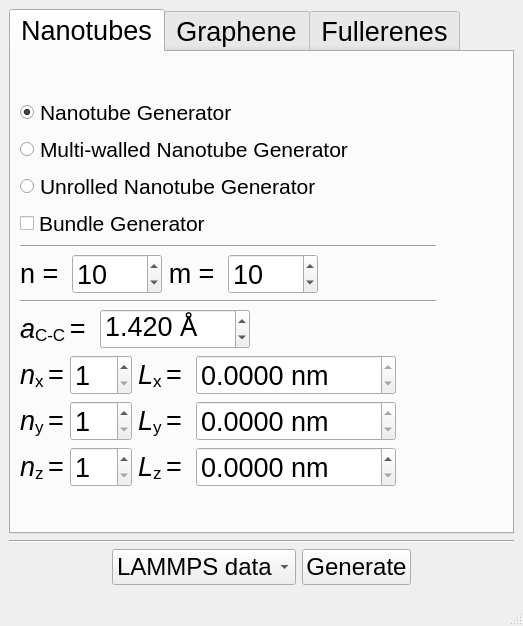
Old version of the form sknano/nanogen_gui/nanogen_3.ui in the repository scikit-nano/scikit-nano.
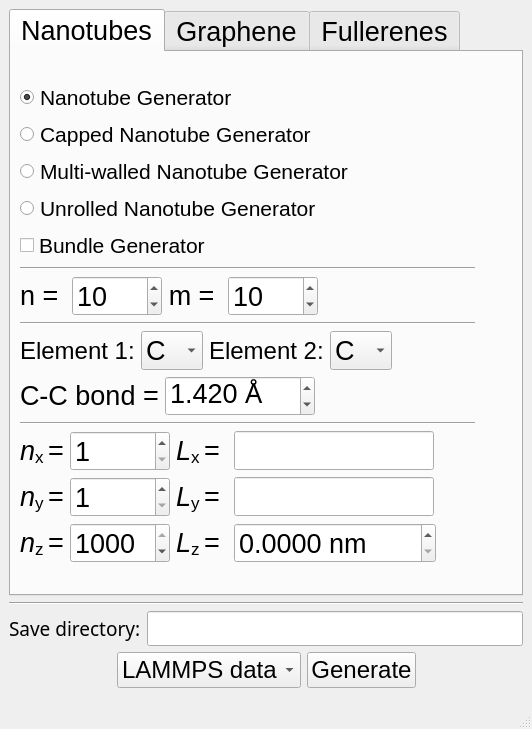
New version of the form.

Commit message: updates and additions to UI and MVC design pattern

Patch:
```diff
--- a/sknano/nanogen_gui/nanogen_3.ui
+++ b/sknano/nanogen_gui/nanogen_3.ui
@@ -6,8 +6,8 @@
    <rect>
     <x>0</x>
     <y>0</y>
-    <width>523</width>
-    <height>626</height>
+    <width>532</width>
+    <height>729</height>
    </rect>
   </property>
   <property name="font">
@@ -22,8 +22,6 @@
   <widget class="QWidget" name="centralwidget">
    <layout class="QVBoxLayout" name="verticalLayout_12">
     <item>
-     <layout class="QVBoxLayout" name="verticalLayout_10">
-      <item>
        <widget class="QTabWidget" name="nanogen_tabWidget">
         <property name="minimumSize">
          <size>
@@ -44,11 +42,11 @@
          <attribute name="title">
           <string>Nanotubes</string>
          </attribute>
-         <layout class="QVBoxLayout" name="verticalLayout_5">
+       <layout class="QVBoxLayout" name="verticalLayout_10">
           <item>
-           <layout class="QHBoxLayout" name="horizontalLayout_25">
+         <layout class="QHBoxLayout" name="horizontalLayout_38">
             <item>
-             <layout class="QVBoxLayout" name="verticalLayout">
+           <layout class="QVBoxLayout" name="verticalLayout_6">
               <item>
                <layout class="QVBoxLayout" name="verticalLayout_2">
                 <item>
@@ -69,6 +67,24 @@
                   </attribute>
                  </widget>
                 </item>
+              <item>
+               <widget class="QRadioButton" name="capped_nanotube_generator_radioButton">
+                <property name="font">
+                 <font>
+                  <pointsize>16</pointsize>
+                 </font>
+                </property>
+                <property name="text">
+                 <string>Capped Nanotube Generator</string>
+                </property>
+                <property name="checkable">
+                 <bool>false</bool>
+                </property>
+                <attribute name="buttonGroup">
+                 <string notr="true">nanotube_generator_buttonGroup</string>
+                </attribute>
+               </widget>
+              </item>
                 <item>
                  <widget class="QRadioButton" name="mwnt_generator_radioButton">
                   <property name="font">
@@ -229,6 +245,123 @@
                 </property>
                </widget>
               </item>
+            <item>
+             <layout class="QHBoxLayout" name="horizontalLayout_31">
+              <item>
+               <layout class="QHBoxLayout" name="horizontalLayout_30">
+                <item>
+                 <layout class="QHBoxLayout" name="horizontalLayout_29">
+                  <item>
+                   <widget class="QLabel" name="label_17">
+                    <property name="font">
+                     <font>
+                      <pointsize>18</pointsize>
+                     </font>
+                    </property>
+                    <property name="text">
+                     <string>Element 1:</string>
+                    </property>
+                   </widget>
+                  </item>
+                  <item>
+                   <widget class="QComboBox" name="nanotube_element1_comboBox">
+                    <property name="currentIndex">
+                     <number>3</number>
+                    </property>
+                    <item>
+                     <property name="text">
+                      <string>H</string>
+                     </property>
+                    </item>
+                    <item>
+                     <property name="text">
+                      <string>He</string>
+                     </property>
+                    </item>
+                    <item>
+                     <property name="text">
+                      <string>B</string>
+                     </property>
+                    </item>
+                    <item>
+                     <property name="text">
+                      <string>C</string>
+                     </property>
+                    </item>
+                    <item>
+                     <property name="text">
+                      <string>N</string>
+                     </property>
+                    </item>
+                   </widget>
+                  </item>
+                 </layout>
+                </item>
+                <item>
+                 <layout class="QHBoxLayout" name="horizontalLayout_28">
+                  <item>
+                   <widget class="QLabel" name="label_18">
+                    <property name="font">
+                     <font>
+                      <pointsize>18</pointsize>
+                     </font>
+                    </property>
+                    <property name="text">
+                     <string>Element 2:</string>
+                    </property>
+                   </widget>
+                  </item>
+                  <item>
+                   <widget class="QComboBox" name="nanotube_element2_comboBox">
+                    <property name="currentIndex">
+                     <number>3</number>
+                    </property>
+                    <item>
+                     <property name="text">
+                      <string>H</string>
+                     </property>
+                    </item>
+                    <item>
+                     <property name="text">
+                      <string>He</string>
+                     </property>
+                    </item>
+                    <item>
+                     <property name="text">
+                      <string>B</string>
+                     </property>
+                    </item>
+                    <item>
+                     <property name="text">
+                      <string>C</string>
+                     </property>
+                    </item>
+                    <item>
+                     <property name="text">
+                      <string>N</string>
+                     </property>
+                    </item>
+                   </widget>
+                  </item>
+                 </layout>
+                </item>
+               </layout>
+              </item>
+              <item>
+               <spacer name="horizontalSpacer_8">
+                <property name="orientation">
+                 <enum>Qt::Horizontal</enum>
+                </property>
+                <property name="sizeHint" stdset="0">
+                 <size>
+                  <width>40</width>
+                  <height>20</height>
+                 </size>
+                </property>
+               </spacer>
+              </item>
+             </layout>
+            </item>
               <item>
                <layout class="QHBoxLayout" name="horizontalLayout_24">
                 <item>
@@ -241,7 +374,7 @@
                      </font>
                     </property>
                     <property name="text">
-                     <string>&lt;html&gt;&lt;head/&gt;&lt;body&gt;&lt;p&gt;&lt;span style=&quot; font-style:italic;&quot;&gt;a&lt;/span&gt;&lt;span style=&quot; vertical-align:sub;&quot;&gt;C-C &lt;/span&gt;= &lt;/p&gt;&lt;/body&gt;&lt;/html&gt;</string>
+                   <string>&lt;html&gt;&lt;head/&gt;&lt;body&gt;&lt;p&gt;C-C bond =&lt;/p&gt;&lt;/body&gt;&lt;/html&gt;</string>
                     </property>
                    </widget>
                   </item>
@@ -308,7 +441,16 @@
                </layout>
               </item>
               <item>
-               <layout class="QHBoxLayout" name="horizontalLayout_10">
+             <widget class="Line" name="line_8">
+              <property name="orientation">
+               <enum>Qt::Horizontal</enum>
+              </property>
+             </widget>
+            </item>
+            <item>
+             <layout class="QVBoxLayout" name="verticalLayout">
+              <item>
+               <layout class="QHBoxLayout" name="horizontalLayout_11">
                 <item>
                  <layout class="QHBoxLayout" name="horizontalLayout_4">
                   <item>
@@ -325,6 +467,18 @@
                   </item>
                   <item>
                    <widget class="QSpinBox" name="nx_spinBox">
+                    <property name="sizePolicy">
+                     <sizepolicy hsizetype="MinimumExpanding" vsizetype="Fixed">
+                      <horstretch>0</horstretch>
+                      <verstretch>0</verstretch>
+                     </sizepolicy>
+                    </property>
+                    <property name="minimumSize">
+                     <size>
+                      <width>100</width>
+                      <height>0</height>
+                     </size>
+                    </property>
                     <property name="font">
                      <font>
                       <pointsize>20</pointsize>
@@ -352,7 +506,7 @@
                    </widget>
                   </item>
                   <item>
-                   <widget class="QDoubleSpinBox" name="Lx_doubleSpinBox">
+                   <widget class="QLineEdit" name="Lx_lineEdit">
                     <property name="sizePolicy">
                      <sizepolicy hsizetype="Expanding" vsizetype="Fixed">
                       <horstretch>0</horstretch>
@@ -361,24 +515,19 @@
                     </property>
                     <property name="minimumSize">
                      <size>
-                      <width>200</width>
+                      <width>175</width>
                       <height>0</height>
                      </size>
                     </property>
-                    <property name="font">
-                     <font>
-                      <pointsize>20</pointsize>
-                     </font>
+                    <property name="maximumSize">
+                     <size>
+                      <width>200</width>
+                      <height>16777215</height>
+                     </size>
                     </property>
                     <property name="readOnly">
                      <bool>true</bool>
                     </property>
-                    <property name="suffix">
-                     <string> nm</string>
-                    </property>
-                    <property name="decimals">
-                     <number>4</number>
-                    </property>
                    </widget>
                   </item>
                  </layout>
@@ -399,7 +548,7 @@
                </layout>
               </item>
               <item>
-               <layout class="QHBoxLayout" name="horizontalLayout_11">
+               <layout class="QHBoxLayout" name="horizontalLayout_10">
                 <item>
                  <layout class="QHBoxLayout" name="horizontalLayout_5">
                   <item>
@@ -416,6 +565,18 @@
                   </item>
                   <item>
                    <widget class="QSpinBox" name="ny_spinBox">
+                    <property name="sizePolicy">
+                     <sizepolicy hsizetype="MinimumExpanding" vsizetype="Fixed">
+                      <horstretch>0</horstretch>
+                      <verstretch>0</verstretch>
+                     </sizepolicy>
+                    </property>
+                    <property name="minimumSize">
+                     <size>
+                      <width>100</width>
+                      <height>0</height>
+                     </size>
+                    </property>
                     <property name="font">
                      <font>
                       <pointsize>20</pointsize>
@@ -443,7 +604,7 @@
                    </widget>
                   </item>
                   <item>
-                   <widget class="QDoubleSpinBox" name="Ly_doubleSpinBox">
+                   <widget class="QLineEdit" name="Ly_lineEdit">
                     <property name="sizePolicy">
                      <sizepolicy hsizetype="Expanding" vsizetype="Fixed">
                       <horstretch>0</horstretch>
@@ -452,24 +613,19 @@
                     </property>
                     <property name="minimumSize">
                      <size>
-                      <width>200</width>
+                      <width>175</width>
                       <height>0</height>
                      </size>
                     </property>
-                    <property name="font">
-                     <font>
-                      <pointsize>20</pointsize>
-                     </font>
+                    <property name="maximumSize">
+                     <size>
+                      <width>200</width>
+                      <height>16777215</height>
+                     </size>
                     </property>
                     <property name="readOnly">
                      <bool>true</bool>
                     </property>
-                    <property name="suffix">
-                     <string> nm</string>
-                    </property>
-                    <property name="decimals">
-                     <number>4</number>
-                    </property>
                    </widget>
                   </item>
                  </layout>
@@ -507,6 +663,18 @@
                   </item>
                   <item>
                    <widget class="QSpinBox" name="nz_spinBox">
+                    <property name="sizePolicy">
+                     <sizepolicy hsizetype="MinimumExpanding" vsizetype="Fixed">
+                      <horstretch>0</horstretch>
+                      <verstretch>0</verstretch>
+                     </sizepolicy>
+                    </property>
+                    <property name="minimumSize">
+                     <size>
+                      <width>100</width>
+                      <height>0</height>
+                     </size>
+                    </property>
                     <property name="font">
                      <font>
                       <pointsize>20</pointsize>
@@ -515,6 +683,12 @@
                     <property name="minimum">
                      <number>1</number>
                     </property>
+                    <property name="maximum">
+                     <number>1000</number>
+                    </property>
+                    <property name="value">
+                     <number>1000</number>
+                    </property>
                    </widget>
                   </item>
                  </layout>
@@ -558,6 +732,9 @@
                     <property name="decimals">
                      <number>4</number>
                     </property>
+                    <property name="maximum">
+                     <double>1000.000000000000000</double>
+                    </property>
                    </widget>
                   </item>
                  </layout>
@@ -579,8 +756,10 @@
               </item>
              </layout>
             </item>
+           </layout>
+          </item>
             <item>
-             <spacer name="horizontalSpacer_8">
+           <spacer name="horizontalSpacer_13">
               <property name="orientation">
                <enum>Qt::Horizontal</enum>
               </property>
@@ -602,9 +781,7 @@
          </attribute>
          <layout class="QVBoxLayout" name="verticalLayout_8">
           <item>
-           <layout class="QVBoxLayout" name="verticalLayout_6">
-            <item>
-             <layout class="QHBoxLayout" name="horizontalLayout_27">
+         <layout class="QHBoxLayout" name="horizontalLayout_37">
               <item>
                <layout class="QVBoxLayout" name="verticalLayout_7">
                 <item>
@@ -945,21 +1122,6 @@
               </item>
              </layout>
             </item>
-            <item>
-             <spacer name="verticalSpacer">
-              <property name="orientation">
-               <enum>Qt::Vertical</enum>
-              </property>
-              <property name="sizeHint" stdset="0">
-               <size>
-                <width>20</width>
-                <height>40</height>
-               </size>
-              </property>
-             </spacer>
-            </item>
-           </layout>
-          </item>
          </layout>
         </widget>
         <widget class="QWidget" name="fullerene_generators">
@@ -982,6 +1144,22 @@
        </widget>
       </item>
       <item>
+     <layout class="QVBoxLayout" name="verticalLayout_5">
+      <item>
+       <layout class="QHBoxLayout" name="horizontalLayout_25">
+        <item>
+         <widget class="QLabel" name="label_16">
+          <property name="text">
+           <string>Save directory:</string>
+          </property>
+         </widget>
+        </item>
+        <item>
+         <widget class="QLineEdit" name="save_directory_lineEdit"/>
+        </item>
+       </layout>
+      </item>
+      <item>
        <layout class="QHBoxLayout" name="horizontalLayout_15">
         <item>
          <spacer name="horizontalSpacer_5">
```
Left out of the diff: 203 changed lines with no effect on the pictures. Lines whose indentation alone changed are shown as unchanged. The commit also changes 3 other files.
